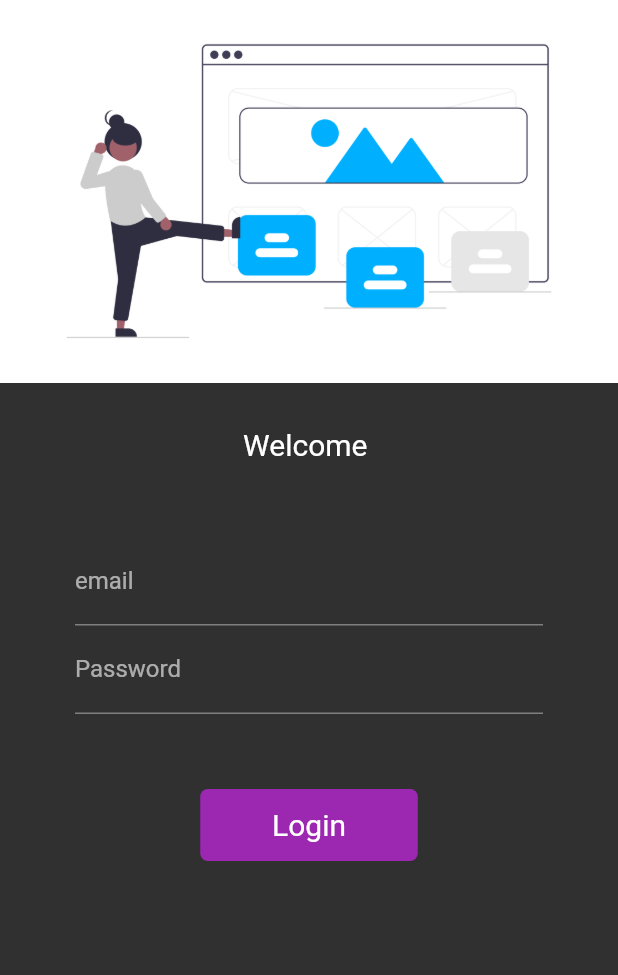
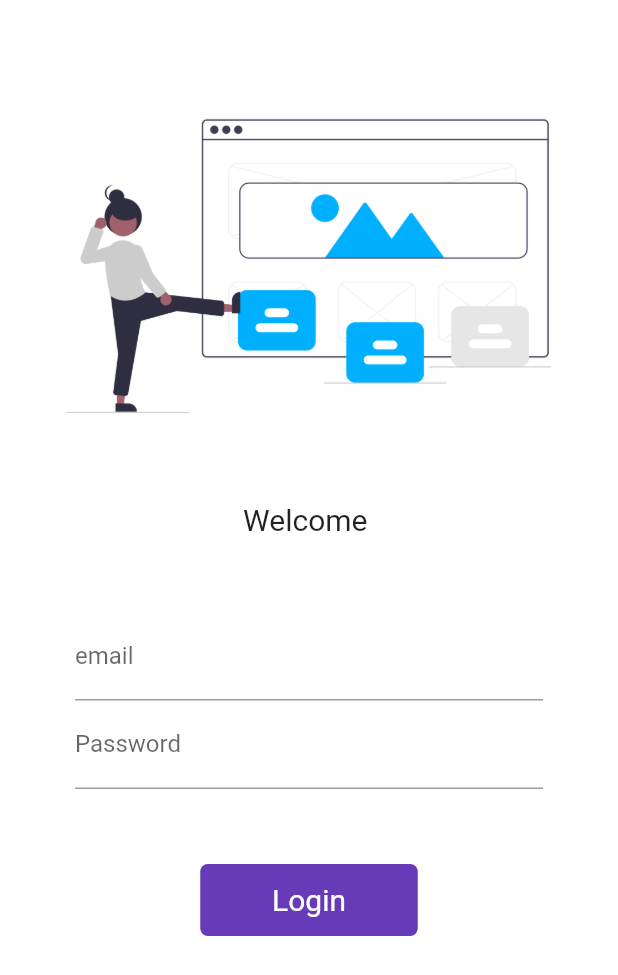
Before and after one commit to gaurav977bro/FlutterCatalogApp, a Flutter app: the screen it shows after launch, after a tap on "Exit", on a phone screen of 412 x 824 dp. Shown: the top 975 px of the screen. Run offline on Flutter 3.47's test engine with Material 2 defaults, Android fonts, the phone set to English and light mode, and no system bars.

Commit message:
themes extracted

```diff
--- a/myapp/lib/main.dart
+++ b/myapp/lib/main.dart
@@ -1,4 +1,5 @@
 import "package:flutter/material.dart";
+import 'package:myapp/widgets/BarTheme.dart';
 
 import "screens/HomePage.dart";
 import "screens/LoginPage.dart";
@@ -13,16 +14,12 @@ class MyApp extends StatelessWidget {
   @override
   Widget build(BuildContext context) {
     return MaterialApp(
-        theme: ThemeData(
-            primarySwatch: Colors.purple, brightness: Brightness.dark,
-            ),
-
+        theme: MyTheme.lightTheme(context),
         debugShowCheckedModeBanner: false,
         initialRoute: "/homePage",
         routes: {
           "/loginPage": (conext) => login(),
           "/homePage": (conext) => Home(),
         });
-
   }
 }
--- a/myapp/lib/screens/HomePage.dart
+++ b/myapp/lib/screens/HomePage.dart
@@ -1,6 +1,6 @@
 import 'package:flutter/material.dart';
+
 import 'package:myapp/widgets/Drawer.dart';
-
 
 import "LoginPage.dart";
 
@@ -16,12 +16,7 @@ class Home extends StatelessWidget {
     return Scaffold(
         // APP BAR
         appBar: AppBar(
-            centerTitle: true,
-            title: Text("Catalog App",
-                style: TextStyle(
-                  color: Colors.white,
-                  fontSize: 20,
-                ))),
+            title: Text("Catalog App",)),
         // HOME PAGE BODY
         body: Container(
             child: Center(
--- a/myapp/lib/screens/LoginPage.dart
+++ b/myapp/lib/screens/LoginPage.dart
@@ -40,10 +40,12 @@ class _loginState extends State<login> {
   @override
   Widget build(BuildContext context) {
     return Material(
+      color:Colors.white,
         child: SingleChildScrollView(
             child: Form(
       key: _formKey,
       child: Column(children: [
+        SizedBox(height:50),
         Image.asset("assets/images/landing.png"),
         SizedBox(height: 30),
         Text("Welcome $_name",
@@ -103,7 +105,7 @@ class _loginState extends State<login> {
               height: 48,
               decoration: BoxDecoration(
                 borderRadius: BorderRadius.circular(5),
-                color: Colors.purple,
+                color: Colors.deepPurple,
               ),
             ),
             onTap: () => moveNext(context)),
--- /dev/null
+++ b/myapp/lib/widgets/BarTheme.dart
@@ -0,0 +1,12 @@
+import "package:flutter/material.dart";
+
+class MyTheme {
+  static ThemeData lightTheme(BuildContext context) => ThemeData(
+      primarySwatch: Colors.deepPurple,
+      appBarTheme: AppBarTheme(
+        iconTheme: IconThemeData(color: Colors.black),
+        backgroundColor: Colors.white,
+        elevation: 0.0,
+        textTheme: Theme.of(context).textTheme,
+      ));
+}
--- a/myapp/lib/widgets/Drawer.dart
+++ b/myapp/lib/widgets/Drawer.dart
@@ -11,6 +11,8 @@ class MyDrawer extends StatelessWidget {
   @override
   Widget build(BuildContext context) {
     return Drawer(
+        child: Container(
+      color: Colors.deepPurple,
       child: ListView(
         children: [
           DrawerHeader(
@@ -20,8 +22,8 @@ class MyDrawer extends StatelessWidget {
                     borderRadius: BorderRadius.circular(20),
                     color: Colors.deepPurple,
                   ),
-                accountEmail: Text("martin"),
-                accountName: Text("pappu"),
+                  accountEmail: Text("Kammo@Kumari.com"),
+                  accountName: Text("Kammo"),
                   currentAccountPicture: CircleAvatar(
                       backgroundImage: AssetImage("assets/images/kammo.jpg")))),
           SizedBox(height: 30),
@@ -29,19 +31,21 @@ class MyDrawer extends StatelessWidget {
               onTap: () {
                 Navigator.push(
                     context, MaterialPageRoute(builder: (context) => Home()));
-
               },
-            leading: Icon(Icons.home, color: Colors.purple),
-            title: Text("Home screen"),
-            horizontalTitleGap: 10,
-            trailing: Icon(Icons.arrow_forward)),
+              leading: Icon(Icons.home, color: Colors.white),
+              title: Text("Home screen", style: TextStyle(color: Colors.white)),
+              subtitle: Text("Refresh", style: TextStyle(color: Colors.white)),
+              horizontalTitleGap: 0,
+              trailing: Icon(Icons.arrow_forward, color: Colors.white)),
           SizedBox(height: 4),
           ListTile(
-            trailing: Icon(Icons.arrow_forward),
-            leading: Icon(Icons.settings, color: Colors.purple),
-            title: Text("Settings"),
+              trailing: Icon(Icons.arrow_forward, color: Colors.white),
+              leading: Icon(Icons.settings, color: Colors.white),
+              title: Text("Settings", style: TextStyle(color: Colors.white)),
+              subtitle: Text("privacy, help, profile",
+                  style: TextStyle(color: Colors.white)),
               selectedTileColor: Colors.red,
-            horizontalTitleGap: 7,
+              horizontalTitleGap: 0,
               onTap: () {}),
           SizedBox(height: 4),
           ListTile(
@@ -49,12 +53,13 @@ class MyDrawer extends StatelessWidget {
               Navigator.push(
                   context, MaterialPageRoute(builder: (context) => login()));
             },
-          leading: Icon(Icons.exit_to_app, color: Colors.purple),
-          title: Text("Logout"),
-          horizontalTitleGap: 10,
-          trailing: Icon(Icons.arrow_forward_ios),
+            leading: Icon(Icons.running_with_errors, color: Colors.white),
+            title: Text("Logout", style: TextStyle(color: Colors.white)),
+            horizontalTitleGap: 0,
+            trailing: Icon(Icons.arrow_forward, color: Colors.white),
           )
         ],
+      ),
     ));
   }
 }
```
Lines whose indentation alone changed are shown as unchanged.
